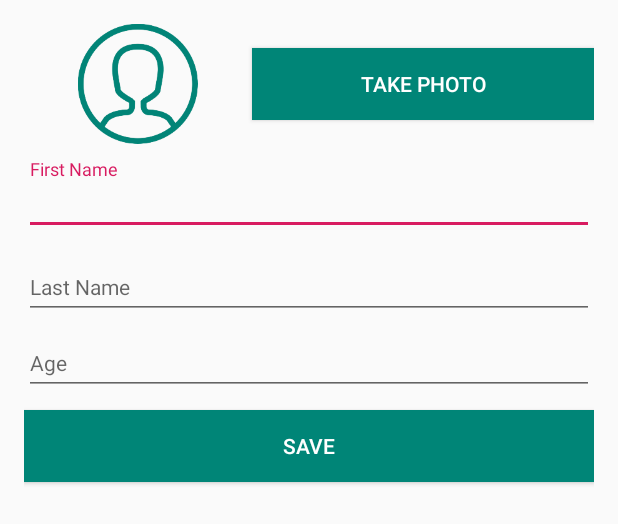
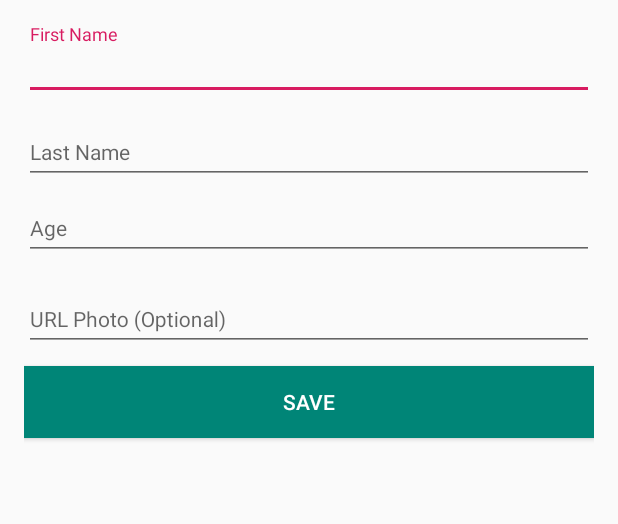
Before and after one commit to ton2xmania/herokuapp, an Android app: the layout activity_contact_form.xml on its own in the app's theme, with its tools: preview values and no code run, on a phone screen of 412 x 824 dp. Shown: the top 524 px of the screen. Run offline under Robolectric (Android 15) with nearby library versions, the phone set to English and light mode, and no system bars.

Commit message:
change take photo to input url only for photo

```diff
--- a/app/build.gradle
+++ b/app/build.gradle
@@ -39,7 +39,6 @@ dependencies {
     implementation "com.github.CymChad:BaseRecyclerViewAdapterHelper:$bqa_version"
     implementation "com.jakewharton:butterknife:$butterknife_version"
 
-    implementation "com.github.jrvansuita:PickImage:$pickimage_version"
     testImplementation 'junit:junit:4.12'
     androidTestImplementation 'com.android.support.test:runner:1.0.2'
     androidTestImplementation 'com.android.support.test.espresso:espresso-core:3.0.2'
--- a/app/src/main/java/com/herokuapp/heroku/adapter/ContactAdapter.java
+++ b/app/src/main/java/com/herokuapp/heroku/adapter/ContactAdapter.java
@@ -28,8 +28,6 @@ public class ContactAdapter extends BaseQuickAdapter<Contact, BaseViewHolder> {
         baseViewHolder.setText(R.id.tv_age, "Usia " + contact.getAge() + " tahun");
 
         ImageView iv_contact = baseViewHolder.getView(R.id.iv_contact);
-        if (!contact.getPhoto().equals("N/A")) {
-            Picasso.get().load(contact.getPhoto()).into(iv_contact);
-        }
+        Picasso.get().load(contact.getPhoto()).into(iv_contact);
     }
 }
--- a/app/src/main/java/com/herokuapp/heroku/view/MainActivity.java
+++ b/app/src/main/java/com/herokuapp/heroku/view/MainActivity.java
@@ -76,6 +76,7 @@ public class MainActivity extends MvpActivity<MainView, MainPresenter> implement
             public void onSimpleItemClick(BaseQuickAdapter adapter, View view, int position) {
                 Intent intent = new Intent(MainActivity.this, ContactFormActivity.class);
                 intent.putExtra("mode", "edit");
+                intent.addFlags(Intent.FLAG_ACTIVITY_CLEAR_TOP);
                 intent.putExtra("id", contacts.get(position).getId());
                 startActivityForResult(intent, 1);
             }
--- a/app/src/main/res/layout/activity_contact_form.xml
+++ b/app/src/main/res/layout/activity_contact_form.xml
@@ -6,31 +6,6 @@
     android:orientation="vertical"
     android:padding="16dp"
     tools:context=".view.ContactFormActivity">
-
-    <LinearLayout
-        android:layout_width="match_parent"
-        android:layout_height="wrap_content"
-        android:layout_marginBottom="10dp"
-        android:orientation="horizontal"
-        android:weightSum="1">
-
-        <ImageView
-            android:id="@+id/iv_contact"
-            android:layout_width="0dp"
-            android:layout_height="80dp"
-            android:layout_weight="0.4"
-            android:src="@drawable/ic_thumbnail" />
-
-        <Button
-            android:id="@+id/btn_add_photo"
-            style="@style/style_button_camera"
-            android:layout_width="0dp"
-            android:layout_height="wrap_content"
-            android:layout_gravity="center"
-            android:layout_weight="0.6"
-            android:text="Take Photo"
-            android:textColor="@android:color/white" />
-    </LinearLayout>
 
     <android.support.design.widget.TextInputLayout
         android:id="@+id/til_firstname"
@@ -73,6 +48,20 @@
             android:hint="Age" />
     </android.support.design.widget.TextInputLayout>
 
+    <android.support.design.widget.TextInputLayout
+        android:id="@+id/til_photo"
+        android:layout_width="match_parent"
+        android:layout_height="wrap_content"
+        android:layout_marginBottom="10dp">
+
+        <android.support.design.widget.TextInputEditText
+            android:id="@+id/et_photo"
+            style="@style/style_edittext_name"
+            android:layout_width="match_parent"
+            android:layout_height="wrap_content"
+            android:hint="URL Photo (Optional)" />
+    </android.support.design.widget.TextInputLayout>
+
     <Button
         android:id="@+id/btn_save_contact"
         style="@style/style_button_default"
--- a/build.gradle
+++ b/build.gradle
@@ -13,7 +13,6 @@ buildscript {
     ext.mosby_version = '3.0.4'
     ext.bqa_version = '2.9.12'
     ext.butterknife_version = '8.8.1'
-    ext.pickimage_version = '2.1.5'
     repositories {
         google()
         jcenter()
```
Also changed, not shown: app/src/main/AndroidManifest.xml (+0 -11 lines), app/src/main/java/com/herokuapp/heroku/view/ContactFormActivity.java (+9 -49 lines), 1 other file.
